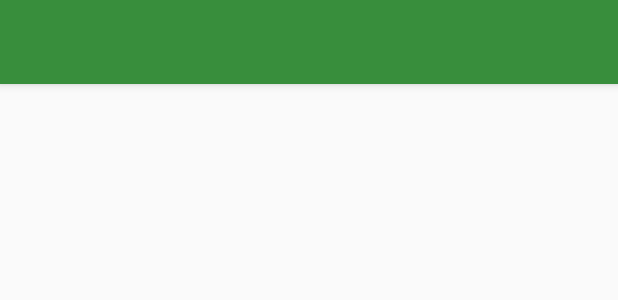
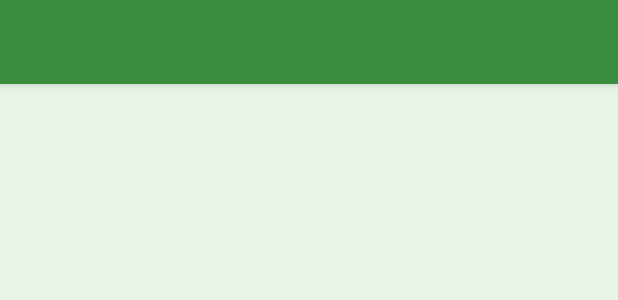
Before and after one commit to alu0100697414/SmartLaPalma, an Android app: the layout activity_about.xml on its own in the app's theme, with its tools: preview values and no code run, on a phone screen of 412 x 824 dp. Shown: the top 300 px of the screen. Run offline under Robolectric (Android 15) with nearby library versions, the phone set to English and light mode, and no system bars.

Commit message:
Added code base to About activity.

```diff
--- a/app/src/main/res/layout/activity_about.xml
+++ b/app/src/main/res/layout/activity_about.xml
@@ -4,7 +4,32 @@
     xmlns:tools="http://schemas.android.com/tools"
     android:layout_width="match_parent"
     android:layout_height="match_parent"
+    android:background="@color/background_screen"
     tools:context="com.example.jose.smartlapalma.Views.Activities.AboutActivity">
+
+    <!-- Spinner when data is loading -->
+    <LinearLayout
+        android:id="@+id/linlaHeaderProgress"
+        android:layout_width="fill_parent"
+        android:layout_height="fill_parent"
+        android:gravity="center"
+        android:orientation="vertical"
+        android:visibility="gone" >
+
+        <ProgressBar
+            android:id="@+id/pbHeaderProgress"
+            android:layout_width="wrap_content"
+            android:layout_height="wrap_content"
+            style="@style/Widget.AppCompat.Spinner"
+            android:background="@null">
+        </ProgressBar>
+    </LinearLayout>
+
+    <!-- Content -->
+    <LinearLayout
+        android:layout_width="match_parent"
+        android:layout_height="match_parent"
+        android:orientation="vertical">
 
         <android.support.design.widget.AppBarLayout
             android:id="@+id/app_bar"
@@ -20,4 +45,36 @@
 
         </android.support.design.widget.AppBarLayout>
 
+        <!--Error message-->
+        <TextView
+            android:id="@+id/error_request"
+            android:layout_width="match_parent"
+            android:layout_height="wrap_content"
+            android:text="@string/internet_error"
+            android:orientation="vertical"
+            android:gravity="center_horizontal"
+            android:layout_gravity="center_vertical"
+            android:layout_marginRight="25dp"
+            android:layout_marginLeft="25dp"
+            android:layout_marginTop="50dp"
+            android:visibility="gone"
+            android:textSize="28dp"
+            android:textStyle="bold"/>
+
+        <ImageView
+            android:id="@+id/error_imageview"
+            android:layout_width="75dp"
+            android:layout_height="75dp"
+            android:layout_marginRight="25dp"
+            android:layout_marginLeft="25dp"
+            android:layout_marginTop="25dp"
+            android:layout_gravity="center"
+            android:visibility="gone"
+            android:src="@drawable/sadface"/>
+
+        <!--Main layout elements-->
+
+
+    </LinearLayout>
+
 </android.support.constraint.ConstraintLayout>
```
Also changed, not shown: app/src/main/java/com/example/jose/smartlapalma/Models/About.java (added, +49 -0 lines), app/src/main/java/com/example/jose/smartlapalma/Views/Activities/AboutActivity.java (+79 -1 lines). Lines whose indentation alone changed are shown as unchanged.
